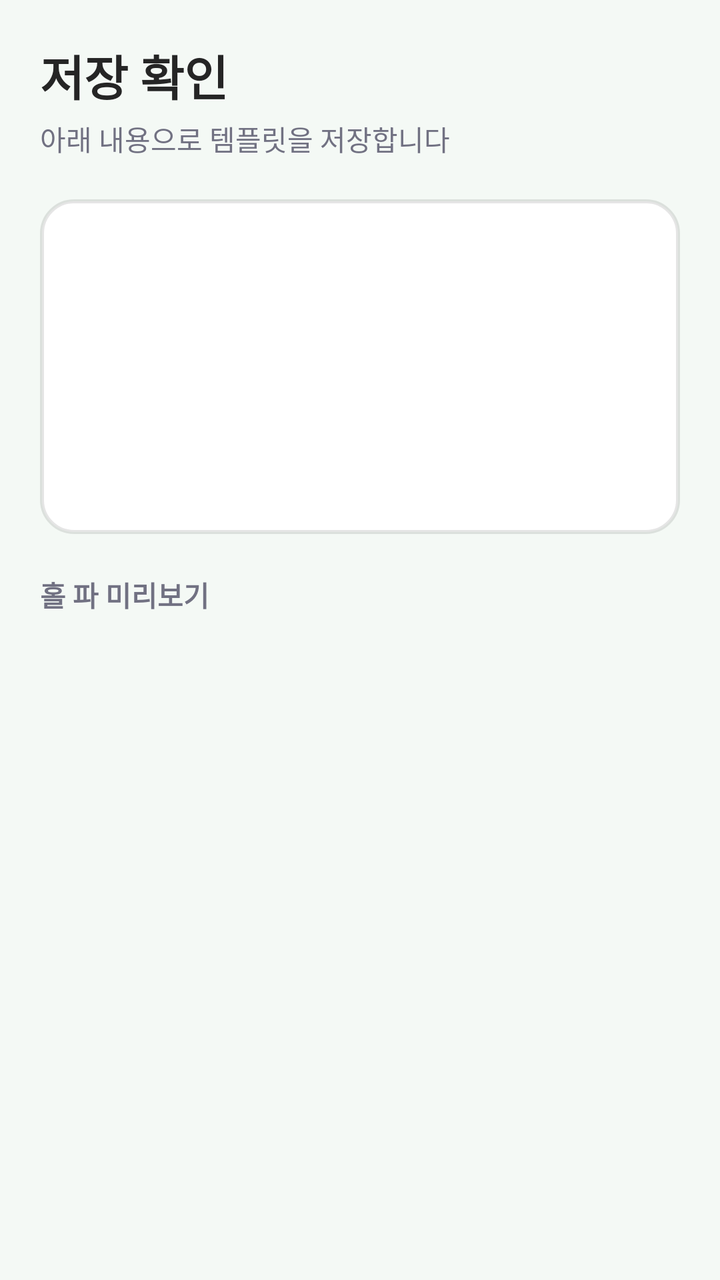
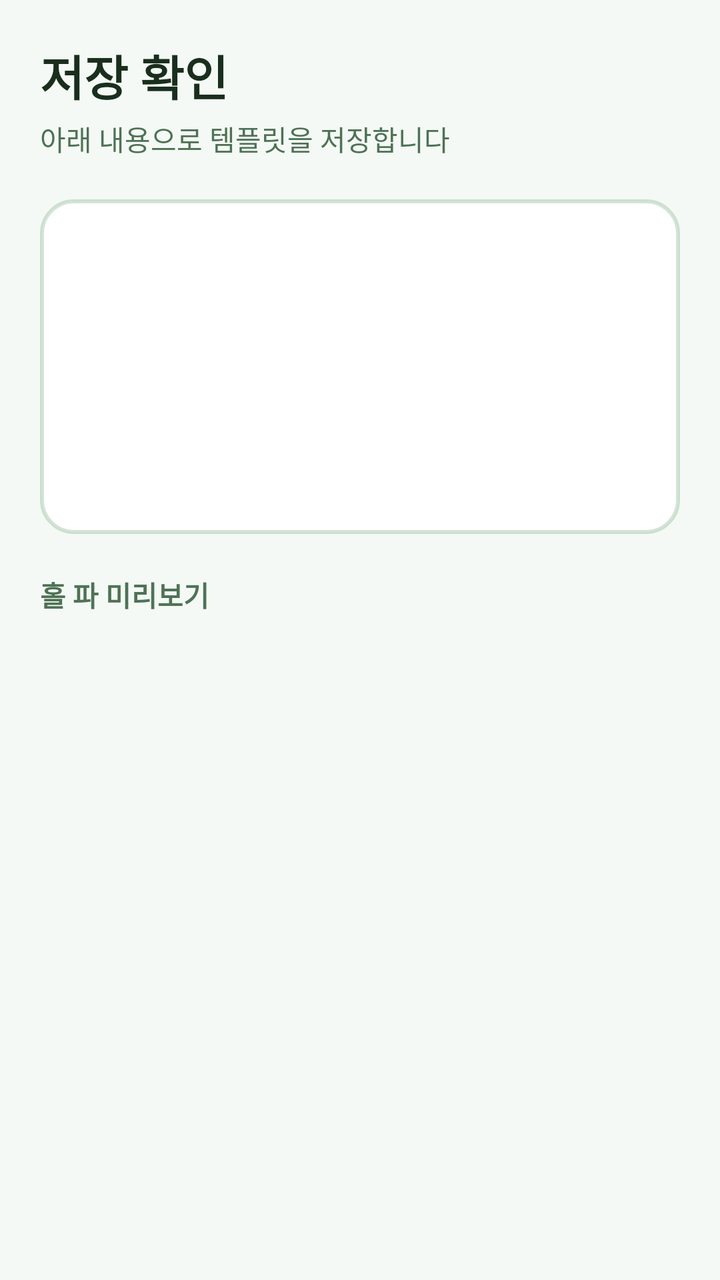

Screens rendered from an Android XML layout before and after an edit, with the pre-edit source and the edit as a unified diff.
<!-- AndroidManifest.xml: application theme Theme.ParkGolf -->
<!-- res/layout/view_wizard_step_save.xml -->
<?xml version="1.0" encoding="utf-8"?>
<ScrollView xmlns:android="http://schemas.android.com/apk/res/android"
    xmlns:app="http://schemas.android.com/apk/res-auto"
    android:layout_width="match_parent" android:layout_height="match_parent"
    android:fillViewport="true" android:padding="20dp">
    <LinearLayout android:layout_width="match_parent" android:layout_height="wrap_content"
        android:orientation="vertical">
        <TextView android:layout_width="wrap_content" android:layout_height="wrap_content"
            android:text="@string/save_confirm_title" android:textSize="@dimen/title_text"
            android:textStyle="bold" android:textColor="@color/foreground" />
        <TextView android:layout_width="wrap_content" android:layout_height="wrap_content"
            android:text="@string/save_confirm_helper" android:textColor="@color/muted_foreground"
            android:layout_marginTop="4dp" android:layout_marginBottom="20dp" />
        <LinearLayout android:layout_width="match_parent" android:layout_height="wrap_content"
            android:orientation="vertical" android:background="@drawable/bg_card" android:padding="20dp">
            <TextView android:id="@+id/tvSumVenue" android:layout_width="match_parent" android:layout_height="wrap_content"
                android:textColor="@color/foreground" android:textSize="@dimen/body_text" android:layout_marginBottom="10dp" />
            <TextView android:id="@+id/tvSumCourse" android:layout_width="match_parent" android:layout_height="wrap_content"
                android:textColor="@color/foreground" android:textSize="@dimen/body_text" android:layout_marginBottom="10dp" />
            <TextView android:id="@+id/tvSumHoles" android:layout_width="match_parent" android:layout_height="wrap_content"
                android:textColor="@color/foreground" android:textSize="@dimen/body_text" android:layout_marginBottom="10dp" />
            <TextView android:id="@+id/tvSumTotalPar" android:layout_width="match_parent" android:layout_height="wrap_content"
                android:textColor="@color/primary" android:textStyle="bold" android:textSize="@dimen/body_text" />
        </LinearLayout>
        <TextView android:layout_width="wrap_content" android:layout_height="wrap_content"
            android:text="@string/par_preview_label" android:textColor="@color/muted_foreground"
            android:textStyle="bold" android:layout_marginTop="20dp" android:layout_marginBottom="8dp" />
        <androidx.recyclerview.widget.RecyclerView android:id="@+id/rvParPreview"
            android:layout_width="match_parent" android:layout_height="wrap_content"
            android:nestedScrollingEnabled="false" />
    </LinearLayout>
</ScrollView>
<!-- resources referenced by this layout -->
<resources>
  <color name="foreground">#252525</color>
  <color name="muted_foreground">#717182</color>
  <color name="primary">#030213</color>
  <dimen name="body_text">18sp</dimen>
  <dimen name="title_text">24sp</dimen>
  <!-- drawable bg_card (drawable) -->
  <?xml version="1.0" encoding="utf-8"?>
  <shape xmlns:android="http://schemas.android.com/apk/res/android" android:shape="rectangle">
      <solid android:color="@color/background" />
      <corners android:radius="@dimen/radius_card" />
      <stroke android:width="@dimen/border_width" android:color="@color/border" />
  </shape>
  <string name="par_preview_label">홀 파 미리보기</string>
  <string name="save_confirm_helper">아래 내용으로 템플릿을 저장합니다</string>
  <string name="save_confirm_title">저장 확인</string>
  <style name="Theme.ParkGolf" parent="Theme.ParkGolf.Green" />
  <color name="background">#FFFFFF</color>
  <dimen name="radius_card">16dp</dimen>
  <dimen name="border_width">2dp</dimen>
  <color name="border">#1A000000</color>
  <style name="Theme.ParkGolf.Green" parent="Theme.ParkGolf.Base">
          <item name="colorPrimary">#2A7A3B</item>
          <item name="android:windowBackground">#F4F9F5</item>
          <item name="parkBackground">#F4F9F5</item>
          <item name="parkForeground">#1A2E1D</item>
          <item name="parkPrimary">#2A7A3B</item>
          <item name="parkPrimary10">#1A2A7A3B</item>
          <item name="parkSecondary">#E6F2E8</item>
          <item name="parkMuted">#EAF3EC</item>
          <item name="parkMutedForeground">#4E7255</item>
          <item name="parkAccent">#D2EBDA</item>
          <item name="parkAccentForeground">#1A3D21</item>
          <item name="parkBorder">#332A7A3B</item>
          <item name="parkInputBg">#EAF3EC</item>
      </style>
  <style name="Theme.ParkGolf.Base" parent="Theme.Material3.DayNight.NoActionBar">
          <item name="colorOnPrimary">@color/on_primary</item>
          <item name="android:textColorPrimary">?attr/parkForeground</item>
      </style>
  <color name="on_primary">#FFFFFF</color>
</resources>

<!-- the commit's change to res/layout/view_wizard_step_save.xml (unified diff, before → after) -->
@@ -7,23 +7,23 @@
         android:orientation="vertical">
         <TextView android:layout_width="wrap_content" android:layout_height="wrap_content"
             android:text="@string/save_confirm_title" android:textSize="@dimen/title_text"
-            android:textStyle="bold" android:textColor="@color/foreground" />
+            android:textStyle="bold" android:textColor="?attr/parkForeground" />
         <TextView android:layout_width="wrap_content" android:layout_height="wrap_content"
-            android:text="@string/save_confirm_helper" android:textColor="@color/muted_foreground"
+            android:text="@string/save_confirm_helper" android:textColor="?attr/parkMutedForeground"
             android:layout_marginTop="4dp" android:layout_marginBottom="20dp" />
         <LinearLayout android:layout_width="match_parent" android:layout_height="wrap_content"
             android:orientation="vertical" android:background="@drawable/bg_card" android:padding="20dp">
             <TextView android:id="@+id/tvSumVenue" android:layout_width="match_parent" android:layout_height="wrap_content"
-                android:textColor="@color/foreground" android:textSize="@dimen/body_text" android:layout_marginBottom="10dp" />
+                android:textColor="?attr/parkForeground" android:textSize="@dimen/body_text" android:layout_marginBottom="10dp" />
             <TextView android:id="@+id/tvSumCourse" android:layout_width="match_parent" android:layout_height="wrap_content"
-                android:textColor="@color/foreground" android:textSize="@dimen/body_text" android:layout_marginBottom="10dp" />
+                android:textColor="?attr/parkForeground" android:textSize="@dimen/body_text" android:layout_marginBottom="10dp" />
             <TextView android:id="@+id/tvSumHoles" android:layout_width="match_parent" android:layout_height="wrap_content"
-                android:textColor="@color/foreground" android:textSize="@dimen/body_text" android:layout_marginBottom="10dp" />
+                android:textColor="?attr/parkForeground" android:textSize="@dimen/body_text" android:layout_marginBottom="10dp" />
             <TextView android:id="@+id/tvSumTotalPar" android:layout_width="match_parent" android:layout_height="wrap_content"
-                android:textColor="@color/primary" android:textStyle="bold" android:textSize="@dimen/body_text" />
+                android:textColor="?attr/parkPrimary" android:textStyle="bold" android:textSize="@dimen/body_text" />
         </LinearLayout>
         <TextView android:layout_width="wrap_content" android:layout_height="wrap_content"
-            android:text="@string/par_preview_label" android:textColor="@color/muted_foreground"
+            android:text="@string/par_preview_label" android:textColor="?attr/parkMutedForeground"
             android:textStyle="bold" android:layout_marginTop="20dp" android:layout_marginBottom="8dp" />
         <androidx.recyclerview.widget.RecyclerView android:id="@+id/rvParPreview"
             android:layout_width="match_parent" android:layout_height="wrap_content"
<!-- resource entries referenced after the edit -->
@@ -1,25 +1,21 @@
 <!-- resources referenced by this layout -->
 <resources>
-  <color name="foreground">#252525</color>
-  <color name="muted_foreground">#717182</color>
-  <color name="primary">#030213</color>
   <dimen name="body_text">18sp</dimen>
   <dimen name="title_text">24sp</dimen>
   <!-- drawable bg_card (drawable) -->
   <?xml version="1.0" encoding="utf-8"?>
   <shape xmlns:android="http://schemas.android.com/apk/res/android" android:shape="rectangle">
-      <solid android:color="@color/background" />
+      <solid android:color="@color/card" />
       <corners android:radius="@dimen/radius_card" />
-      <stroke android:width="@dimen/border_width" android:color="@color/border" />
+      <stroke android:width="@dimen/border_width" android:color="?attr/parkBorder" />
   </shape>
   <string name="par_preview_label">홀 파 미리보기</string>
   <string name="save_confirm_helper">아래 내용으로 템플릿을 저장합니다</string>
   <string name="save_confirm_title">저장 확인</string>
   <style name="Theme.ParkGolf" parent="Theme.ParkGolf.Green" />
-  <color name="background">#FFFFFF</color>
+  <color name="card">#FFFFFF</color>
   <dimen name="radius_card">16dp</dimen>
   <dimen name="border_width">2dp</dimen>
-  <color name="border">#1A000000</color>
   <style name="Theme.ParkGolf.Green" parent="Theme.ParkGolf.Base">
           <item name="colorPrimary">#2A7A3B</item>
           <item name="android:windowBackground">#F4F9F5</item>
